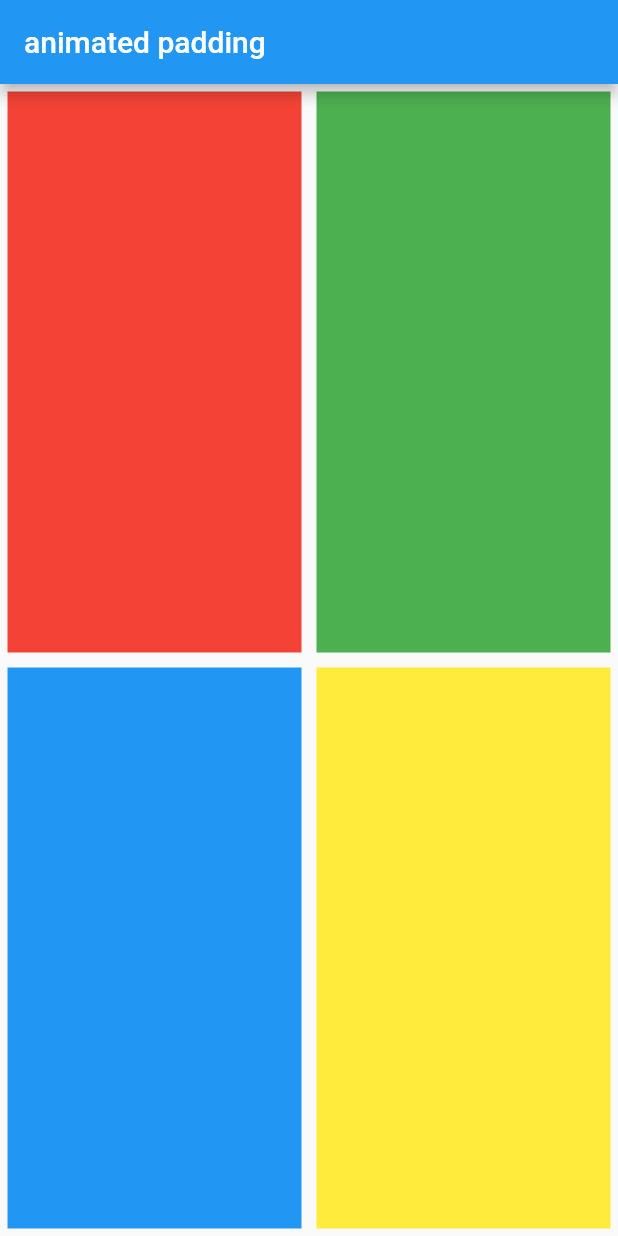
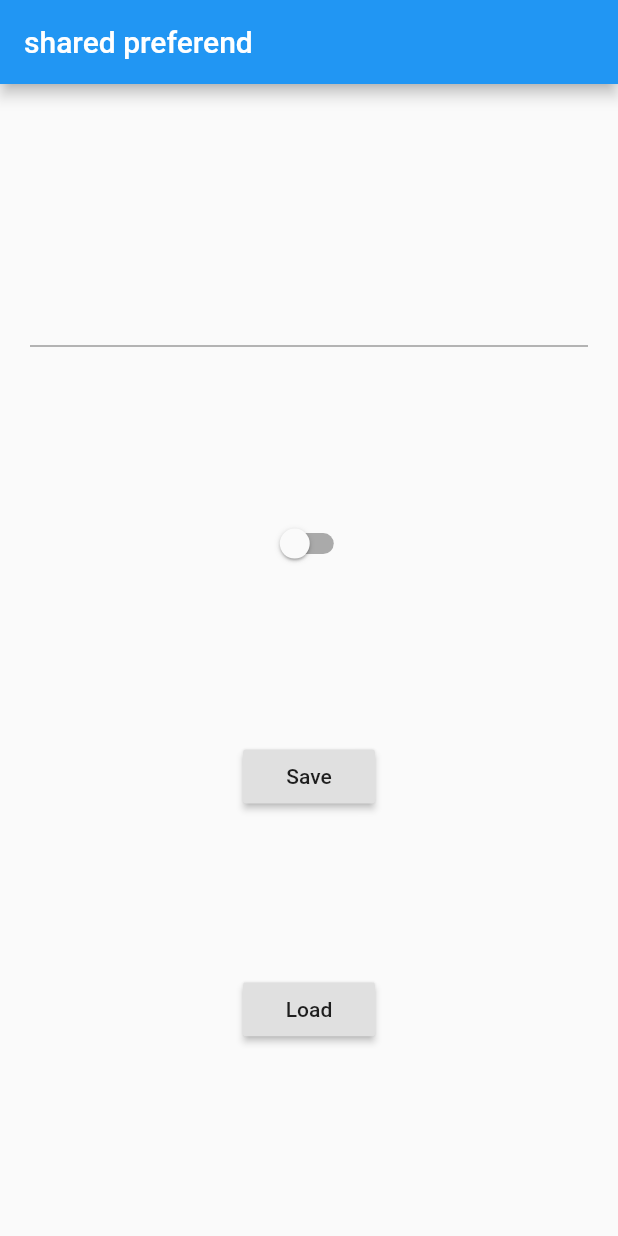
Before and after one commit to farhan1202/belaja_flutter, a Flutter app: the screen it shows after launch, on a phone screen of 412 x 824 dp. Run offline on Flutter 3.47's test engine with Material 2 defaults, Android fonts, the phone set to English and light mode, and no system bars; our stand-ins replace shared_preferences.

Commit message:
Shared Preferences & Double Question Mark Operator (??)

```diff
--- a/lib/main.dart
+++ b/lib/main.dart
@@ -1,4 +1,5 @@
 import 'package:flutter/material.dart';
+import 'package:shared_preferences/shared_preferences.dart';
 
 void main() {
   runApp(MyApp());
@@ -12,79 +13,71 @@ class MyApp extends StatefulWidget {
 }
 
 class _MyAppState extends State<MyApp> {
-  double myPadding = 5;
+  TextEditingController controller = TextEditingController(text: "");
+  bool sOne = false;
+
+  void saveData() async {
+    SharedPreferences pref = await SharedPreferences.getInstance();
+    pref.setString("nama", controller.text);
+    pref.setBool("switch", sOne);
+  }
+
+  Future<String> getNama() async {
+    SharedPreferences pref = await SharedPreferences.getInstance();
+    return pref.getString("nama") ?? "No Name";
+  }
+
+  Future<bool> getSwitch() async {
+    SharedPreferences pref = await SharedPreferences.getInstance();
+    return pref.getBool("switch") ?? false;
+  }
+
   @override
   Widget build(BuildContext context) {
     return MaterialApp(
       home: Scaffold(
         appBar: AppBar(
-          title: Text("animated padding"),
+          title: Text("shared preferend"),
         ),
-        body: Column(
+        body: Center(
+          child: Container(
+            margin: EdgeInsets.all(20),
+            child: Column(
+              mainAxisAlignment: MainAxisAlignment.spaceEvenly,
               children: [
-            Flexible(
-                flex: 1,
-                child: Row(
-                  children: [
-                    Flexible(
-                        flex: 1,
-                        child: AnimatedPadding(
-                          duration: Duration(seconds: 1),
-                          padding: EdgeInsets.all(myPadding),
-                          child: GestureDetector(
-                            onTap: () {
+                TextField(
+                  controller: controller,
+                ),
+                Switch(
+                  value: sOne,
+                  onChanged: (value) {
                     setState(() {
-                                myPadding = 20;
+                      sOne = value;
                     });
                   },
-                            child: Container(
-                              color: Colors.red,
+                ),
+                RaisedButton(
+                  onPressed: () {
+                    saveData();
+                  },
+                  child: Text("Save"),
+                ),
+                RaisedButton(
+                  onPressed: () {
+                    setState(() {
+                      getNama().then((value) {
+                        controller.text = value;
+                      });
+                      getSwitch().then((value) {
+                        sOne = value;
+                      });
+                    });
+                  },
+                  child: Text("Load"),
+                ),
+              ],
             ),
           ),
-                        )),
-                    Flexible(
-                        flex: 1,
-                        child: AnimatedPadding(
-                          duration: Duration(seconds: 1),
-                          padding: EdgeInsets.all(myPadding),
-                          child: Container(
-                            color: Colors.green,
-                          ),
-                        ))
-                  ],
-                )),
-            Flexible(
-                flex: 1,
-                child: Row(
-                  children: [
-                    Flexible(
-                        flex: 1,
-                        child: AnimatedPadding(
-                          duration: Duration(seconds: 1),
-                          padding: EdgeInsets.all(myPadding),
-                          child: Container(
-                            color: Colors.blue,
-                          ),
-                        )),
-                    Flexible(
-                        flex: 1,
-                        child: AnimatedPadding(
-                          duration: Duration(seconds: 1),
-                          padding: EdgeInsets.all(myPadding),
-                          child: GestureDetector(
-                            onTap: () {
-                              setState(() {
-                                myPadding = 5;
-                              });
-                            },
-                            child: Container(
-                              color: Colors.yellow,
-                            ),
-                          ),
-                        ))
-                  ],
-                ))
-          ],
         ),
       ),
     );
--- a/pubspec.yaml
+++ b/pubspec.yaml
@@ -36,6 +36,8 @@ dependencies:
   cupertino_icons: ^1.0.2
   qr_flutter: ^2.1.0+55
   http: ^0.12.0+2
+  shared_preferences: ^0.5.3+4
+
 dev_dependencies:
   flutter_test:
     sdk: flutter
```
Also changed, not shown: pubspec.lock. Lines whose indentation alone changed are shown as unchanged.
